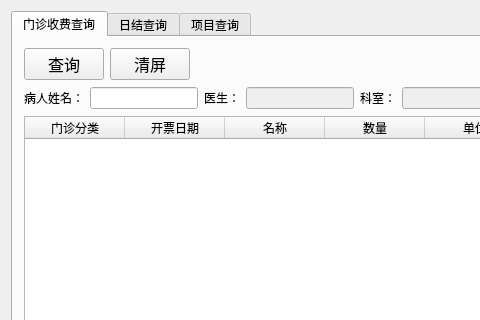
Old version of the form clinicstatistics.ui in the repository histest/his; both pictures show x 0 to 480 and y 0 to 320 of the 1108 by 470 pixel window.
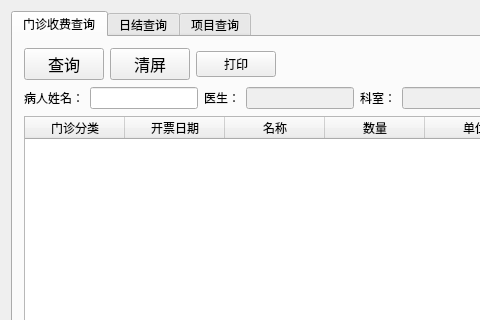
New version of the form.

Diff of the .ui file:
```diff
--- a/clinicstatistics.ui
+++ b/clinicstatistics.ui
@@ -52,6 +52,13 @@
            </property>
           </widget>
          </item>
+         <item>
+          <widget class="QPushButton" name="pushButton">
+           <property name="text">
+            <string>打印</string>
+           </property>
+          </widget>
+         </item>
          <item>
           <spacer name="horizontalSpacer">
            <property name="orientation">
```
